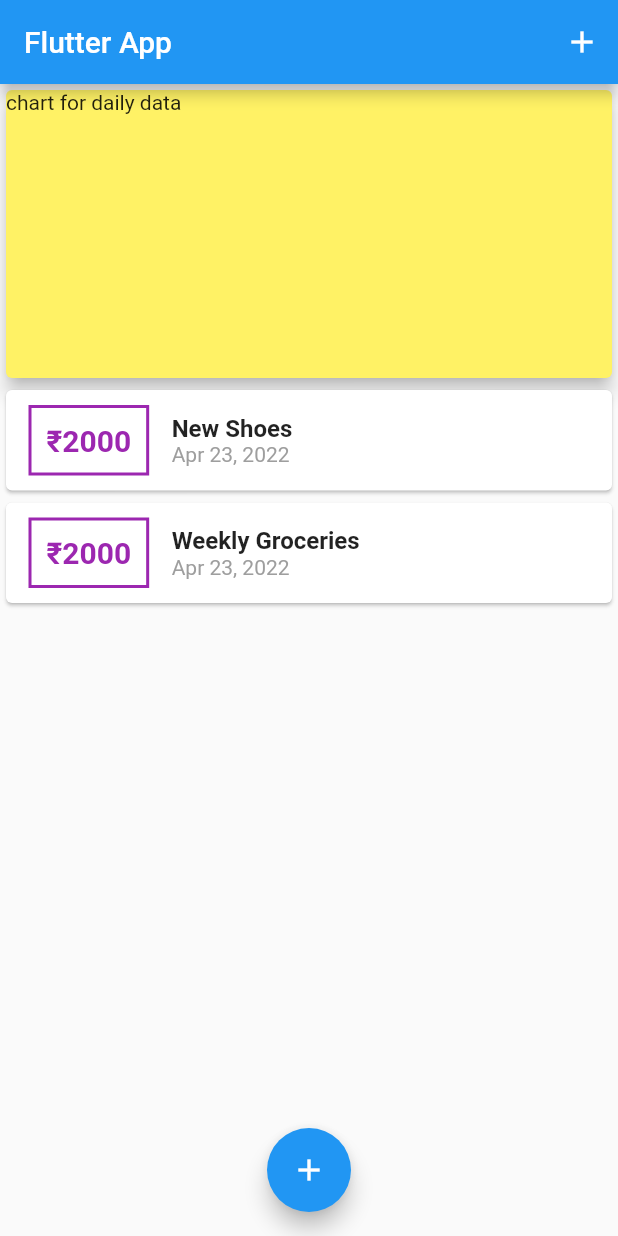
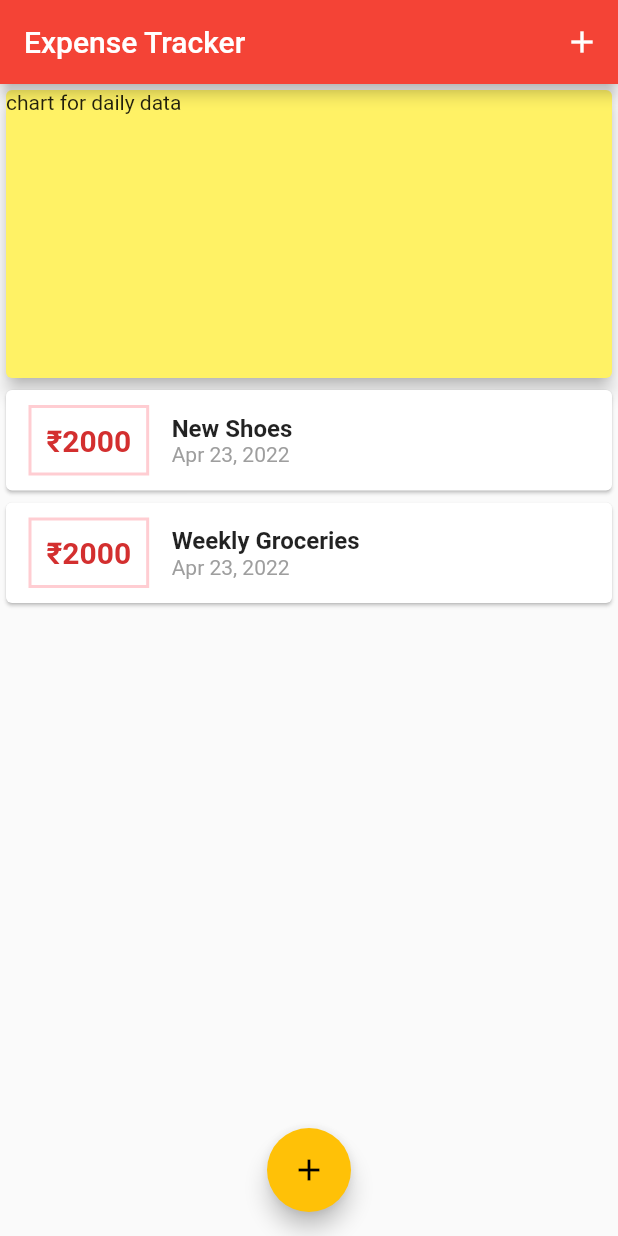
Before and after one commit to Pritam-deb/flutter-workspace, a Flutter app: the screen it shows after launch, on a phone screen of 412 x 824 dp. Run offline on Flutter 3.47's test engine with Material 2 defaults, Android fonts, the phone set to English and light mode, and no system bars.

Commit message:
learnt themes

```diff
--- a/lib/main.dart
+++ b/lib/main.dart
@@ -10,6 +10,7 @@ class MyApp extends StatelessWidget {
   @override
   Widget build(BuildContext context) {
     return MaterialApp(
+      theme: ThemeData(primarySwatch: Colors.red, accentColor: Colors.amber),
       title: 'Flutter App',
       home: MyHomePage(),
     );
@@ -17,8 +18,6 @@ class MyApp extends StatelessWidget {
 }
 
 class MyHomePage extends StatefulWidget {
-  // String titleInput;
-  // String amountInput;
   @override
   _MyHomePageState createState() => _MyHomePageState();
 }
@@ -69,7 +68,7 @@ class _MyHomePageState extends State<MyHomePage> {
   Widget build(BuildContext context) {
     return Scaffold(
       appBar: AppBar(
-        title: Text('Flutter App'),
+        title: Text('Expense Tracker'),
         actions: <Widget>[
           IconButton(
             icon: Icon(Icons.add),
--- a/lib/widgets/transaction_list.dart
+++ b/lib/widgets/transaction_list.dart
@@ -24,7 +24,7 @@ class TransactionList extends StatelessWidget {
                   ),
                   decoration: BoxDecoration(
                     border: Border.all(
-                      color: Colors.purple,
+                      color: Theme.of(context).primaryColorLight,
                       width: 2,
                     ),
                   ),
@@ -34,7 +34,7 @@ class TransactionList extends StatelessWidget {
                     style: TextStyle(
                       fontWeight: FontWeight.bold,
                       fontSize: 20,
-                      color: Colors.purple,
+                      color: Theme.of(context).primaryColorDark,
                     ),
                   ),
                 ),
```
Also changed, not shown: assets/fonts/OpenSans-Bold.ttf (added), assets/fonts/OpenSans-Regular.ttf (added), assets/fonts/Quicksand-Bold.ttf (added), assets/fonts/Quicksand-Light.ttf (added), assets/fonts/Quicksand-Medium.ttf (added), assets/fonts/Quicksand-Regular.ttf (added).
